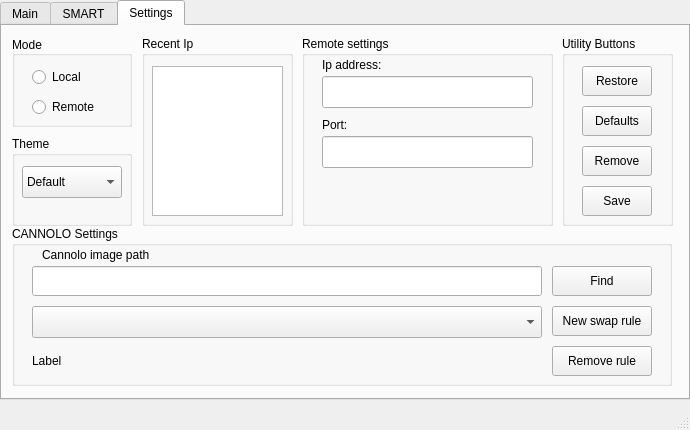
Qt form assets/interface.ui (WEEE-Open/pesto) before a commit.
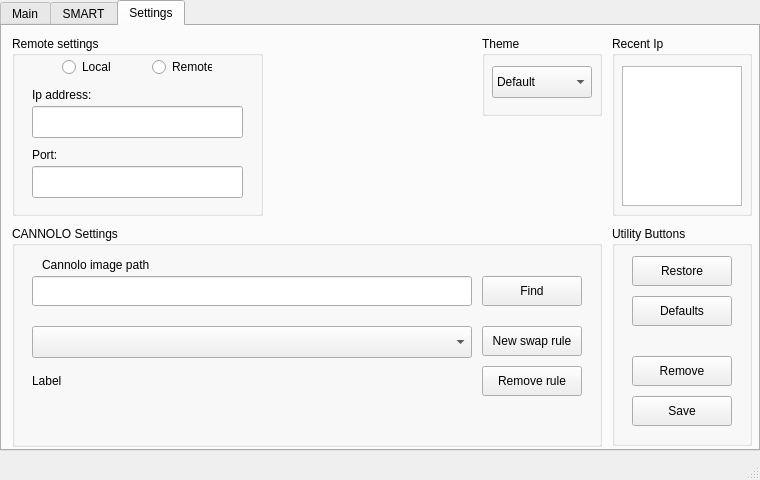
The same form after that commit. The open tabs and pages were chosen to show the change.

The edit to the form file:
```diff
--- a/assets/interface.ui
+++ b/assets/interface.ui
@@ -6,8 +6,8 @@
    <rect>
     <x>0</x>
     <y>0</y>
-    <width>690</width>
-    <height>430</height>
+    <width>760</width>
+    <height>480</height>
    </rect>
   </property>
   <property name="sizePolicy">
@@ -18,14 +18,14 @@
   </property>
   <property name="minimumSize">
    <size>
-    <width>690</width>
-    <height>430</height>
+    <width>760</width>
+    <height>480</height>
    </size>
   </property>
   <property name="maximumSize">
    <size>
-    <width>690</width>
-    <height>430</height>
+    <width>760</width>
+    <height>480</height>
    </size>
   </property>
   <property name="windowTitle">
@@ -46,8 +46,8 @@
      <rect>
       <x>0</x>
       <y>0</y>
-      <width>690</width>
-      <height>400</height>
+      <width>760</width>
+      <height>451</height>
      </rect>
     </property>
     <property name="styleSheet">
@@ -338,10 +338,10 @@
      <widget class="QGroupBox" name="groupBox_2">
       <property name="geometry">
        <rect>
-        <x>300</x>
+        <x>10</x>
         <y>10</y>
         <width>251</width>
-        <height>190</height>
+        <height>180</height>
        </rect>
       </property>
       <property name="title">
@@ -351,7 +351,7 @@
        <property name="geometry">
         <rect>
          <x>20</x>
-         <y>20</y>
+         <y>50</y>
          <width>81</width>
          <height>18</height>
         </rect>
@@ -364,7 +364,7 @@
        <property name="geometry">
         <rect>
          <x>20</x>
-         <y>40</y>
+         <y>70</y>
          <width>211</width>
          <height>32</height>
         </rect>
@@ -374,7 +374,7 @@
        <property name="geometry">
         <rect>
          <x>20</x>
-         <y>80</y>
+         <y>110</y>
          <width>81</width>
          <height>18</height>
         </rect>
@@ -387,50 +387,18 @@
        <property name="geometry">
         <rect>
          <x>20</x>
-         <y>100</y>
+         <y>130</y>
          <width>211</width>
          <height>32</height>
         </rect>
-       </property>
-      </widget>
-     </widget>
-     <widget class="QGroupBox" name="radioGroupBox">
-      <property name="geometry">
-       <rect>
-        <x>10</x>
-        <y>10</y>
-        <width>120</width>
-        <height>91</height>
-       </rect>
-      </property>
-      <property name="title">
-       <string>Mode</string>
-      </property>
-      <property name="alignment">
-       <set>Qt::AlignLeading|Qt::AlignLeft|Qt::AlignVCenter</set>
-      </property>
-      <property name="flat">
-       <bool>false</bool>
-      </property>
-      <widget class="QRadioButton" name="remoteRadioBtn">
-       <property name="geometry">
-        <rect>
-         <x>20</x>
-         <y>60</y>
-         <width>105</width>
-         <height>22</height>
-        </rect>
-       </property>
-       <property name="text">
-        <string>Remote</string>
        </property>
       </widget>
       <widget class="QRadioButton" name="localRadioBtn">
        <property name="geometry">
         <rect>
-         <x>20</x>
-         <y>30</y>
-         <width>105</width>
+         <x>50</x>
+         <y>20</y>
+         <width>50</width>
          <height>22</height>
         </rect>
        </property>
@@ -438,14 +406,27 @@
         <string>Local</string>
        </property>
       </widget>
+      <widget class="QRadioButton" name="remoteRadioBtn">
+       <property name="geometry">
+        <rect>
+         <x>140</x>
+         <y>20</y>
+         <width>60</width>
+         <height>22</height>
+        </rect>
+       </property>
+       <property name="text">
+        <string>Remote</string>
+       </property>
+      </widget>
      </widget>
      <widget class="QGroupBox" name="groupBox">
       <property name="geometry">
        <rect>
-        <x>560</x>
-        <y>10</y>
-        <width>111</width>
-        <height>190</height>
+        <x>610</x>
+        <y>200</y>
+        <width>140</width>
+        <height>220</height>
        </rect>
       </property>
       <property name="title">
@@ -456,7 +437,7 @@
         <rect>
          <x>20</x>
          <y>30</y>
-         <width>70</width>
+         <width>100</width>
          <height>30</height>
         </rect>
        </property>
@@ -469,7 +450,7 @@
         <rect>
          <x>20</x>
          <y>70</y>
-         <width>70</width>
+         <width>100</width>
          <height>30</height>
         </rect>
        </property>
@@ -481,8 +462,8 @@
        <property name="geometry">
         <rect>
          <x>20</x>
-         <y>150</y>
-         <width>70</width>
+         <y>170</y>
+         <width>100</width>
          <height>30</height>
         </rect>
        </property>
@@ -494,8 +475,8 @@
        <property name="geometry">
         <rect>
          <x>20</x>
-         <y>110</y>
-         <width>70</width>
+         <y>130</y>
+         <width>100</width>
          <height>30</height>
         </rect>
        </property>
@@ -507,10 +488,10 @@
      <widget class="QGroupBox" name="ipBox">
       <property name="geometry">
        <rect>
-        <x>140</x>
+        <x>610</x>
         <y>10</y>
-        <width>151</width>
-        <height>190</height>
+        <width>140</width>
+        <height>180</height>
        </rect>
       </property>
       <property name="title">
@@ -521,8 +502,8 @@
         <rect>
          <x>10</x>
          <y>30</y>
-         <width>131</width>
-         <height>150</height>
+         <width>120</width>
+         <height>140</height>
         </rect>
        </property>
       </widget>
@@ -530,10 +511,10 @@
      <widget class="QGroupBox" name="groupBox_4">
       <property name="geometry">
        <rect>
-        <x>10</x>
-        <y>110</y>
+        <x>480</x>
+        <y>10</y>
         <width>120</width>
-        <height>90</height>
+        <height>80</height>
        </rect>
       </property>
       <property name="title">
@@ -575,8 +556,8 @@
        <rect>
         <x>10</x>
         <y>200</y>
-        <width>660</width>
-        <height>160</height>
+        <width>590</width>
+        <height>221</height>
        </rect>
       </property>
       <property name="title">
@@ -586,8 +567,8 @@
        <property name="geometry">
         <rect>
          <x>20</x>
-         <y>40</y>
-         <width>510</width>
+         <y>50</y>
+         <width>440</width>
          <height>30</height>
         </rect>
        </property>
@@ -602,7 +583,7 @@
        <property name="geometry">
         <rect>
          <x>20</x>
-         <y>120</y>
+         <y>140</y>
          <width>510</width>
          <height>30</height>
         </rect>
@@ -617,8 +598,8 @@
       <widget class="QPushButton" name="findButton">
        <property name="geometry">
         <rect>
-         <x>540</x>
-         <y>40</y>
+         <x>470</x>
+         <y>50</y>
          <width>100</width>
          <height>30</height>
         </rect>
@@ -631,7 +612,7 @@
        <property name="geometry">
         <rect>
          <x>30</x>
-         <y>20</y>
+         <y>30</y>
          <width>140</width>
          <height>18</height>
         </rect>
@@ -644,8 +625,8 @@
        <property name="geometry">
         <rect>
          <x>20</x>
-         <y>80</y>
-         <width>510</width>
+         <y>100</y>
+         <width>440</width>
          <height>32</height>
         </rect>
        </property>
@@ -653,8 +634,8 @@
       <widget class="QPushButton" name="pushButton">
        <property name="geometry">
         <rect>
-         <x>540</x>
-         <y>80</y>
+         <x>470</x>
+         <y>100</y>
          <width>100</width>
          <height>30</height>
         </rect>
@@ -666,8 +647,8 @@
       <widget class="QPushButton" name="pushButton_2">
        <property name="geometry">
         <rect>
-         <x>540</x>
-         <y>120</y>
+         <x>470</x>
+         <y>140</y>
          <width>100</width>
          <height>30</height>
         </rect>
@@ -689,7 +670,7 @@
      </rect>
     </property>
     <property name="text">
-     <string>TextLabel</string>
+     <string/>
     </property>
     <property name="alignment">
      <set>Qt::AlignCenter</set>
```
Left out of the diff: 82 changed lines with no effect on the pictures.
